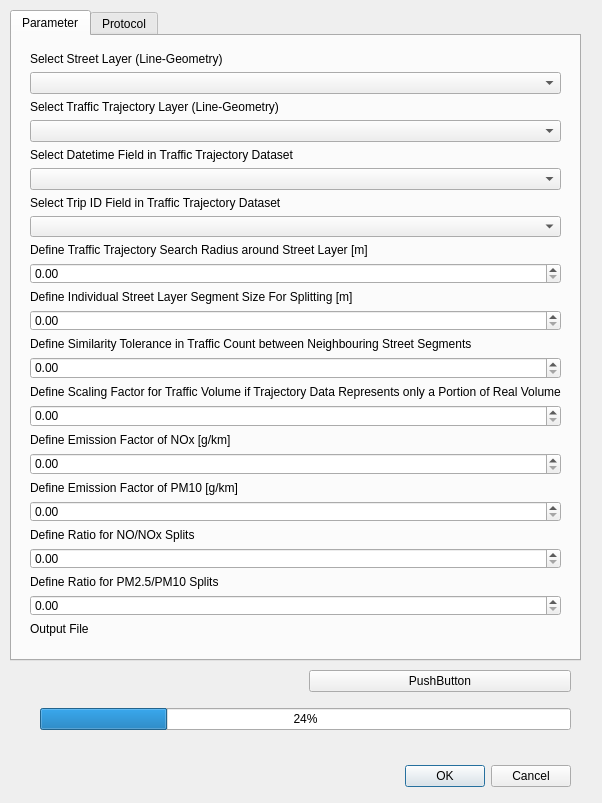
Old version of the form Traffic2ENVI-met.ui in the repository tim-sinsel-jgu-mz/Traffic2ENVI-met.
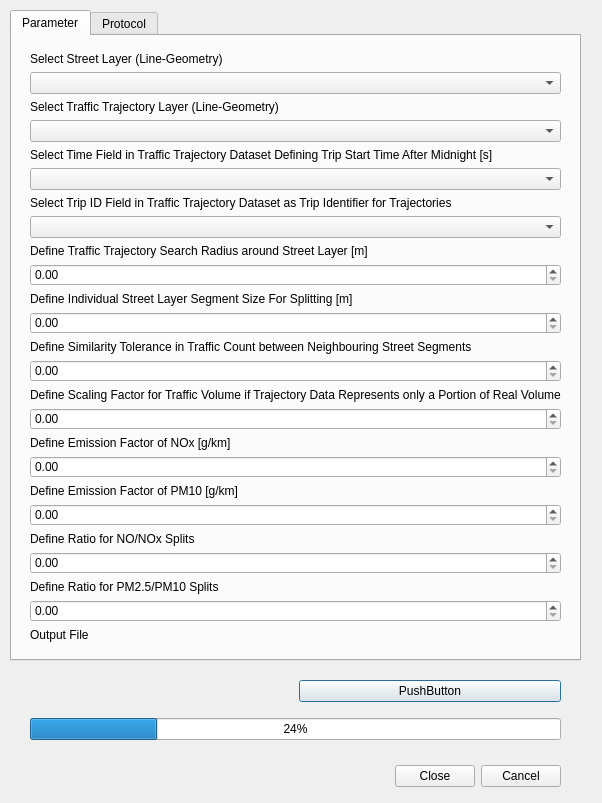
New version of the form. Custom widgets are drawn as their Qt base class.

Commit message: changed emission line height for DB items; removed OK button; changed single step interval for spinedit fields

```diff
--- a/Traffic2ENVI-met.ui
+++ b/Traffic2ENVI-met.ui
@@ -56,7 +56,7 @@
          <x>18</x>
          <y>16</y>
          <width>531</width>
-         <height>591</height>
+         <height>598</height>
         </rect>
        </property>
        <layout class="QVBoxLayout" name="verticalLayout">
@@ -83,7 +83,7 @@
         <item>
          <widget class="QLabel" name="label_3">
           <property name="text">
-           <string>Select Datetime Field in Traffic Trajectory Dataset</string>
+           <string>Select Time Field in Traffic Trajectory Dataset Defining Trip Start Time After Midnight [s]</string>
           </property>
          </widget>
         </item>
@@ -93,7 +93,7 @@
         <item>
          <widget class="QLabel" name="label_5">
           <property name="text">
-           <string>Select Trip ID Field in Traffic Trajectory Dataset</string>
+           <string>Select Trip ID Field in Traffic Trajectory Dataset as Trip Identifier for Trajectories</string>
           </property>
          </widget>
         </item>
@@ -212,8 +212,8 @@
     <widget class="QWidget" name="gridLayoutWidget">
      <property name="geometry">
       <rect>
-       <x>50</x>
-       <y>690</y>
+       <x>40</x>
+       <y>700</y>
        <width>531</width>
        <height>80</height>
       </rect>
@@ -238,7 +238,7 @@
     <widget class="QDialogButtonBox" name="buttonBox">
      <property name="geometry">
       <rect>
-       <x>240</x>
+       <x>230</x>
        <y>790</y>
        <width>341</width>
        <height>32</height>
@@ -248,7 +248,7 @@
       <enum>Qt::Horizontal</enum>
      </property>
      <property name="standardButtons">
-      <set>QDialogButtonBox::Cancel|QDialogButtonBox::Ok</set>
+      <set>QDialogButtonBox::Cancel|QDialogButtonBox::Close</set>
      </property>
     </widget>
    </widget>
```
The commit also changes 2 other files.
